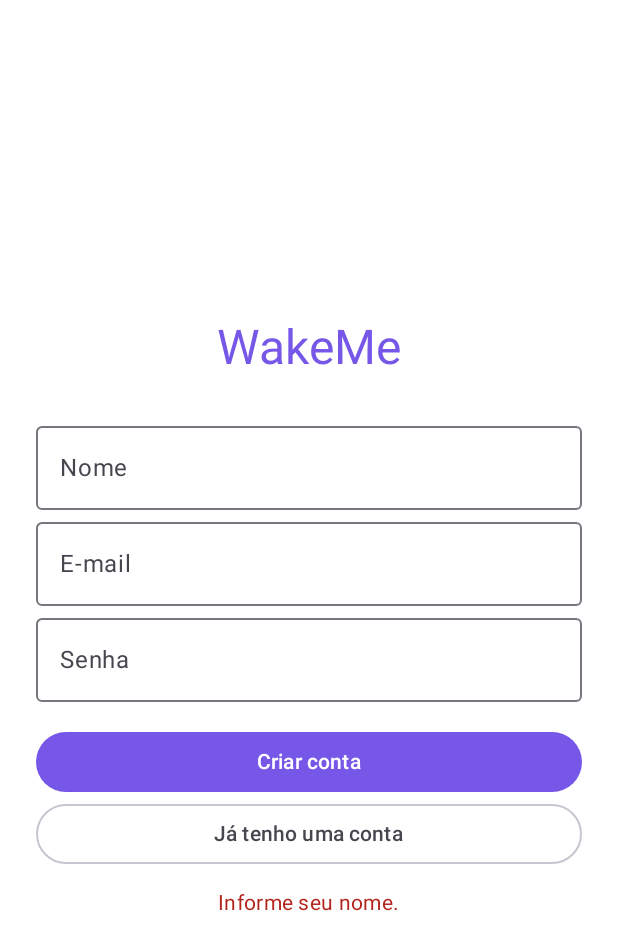
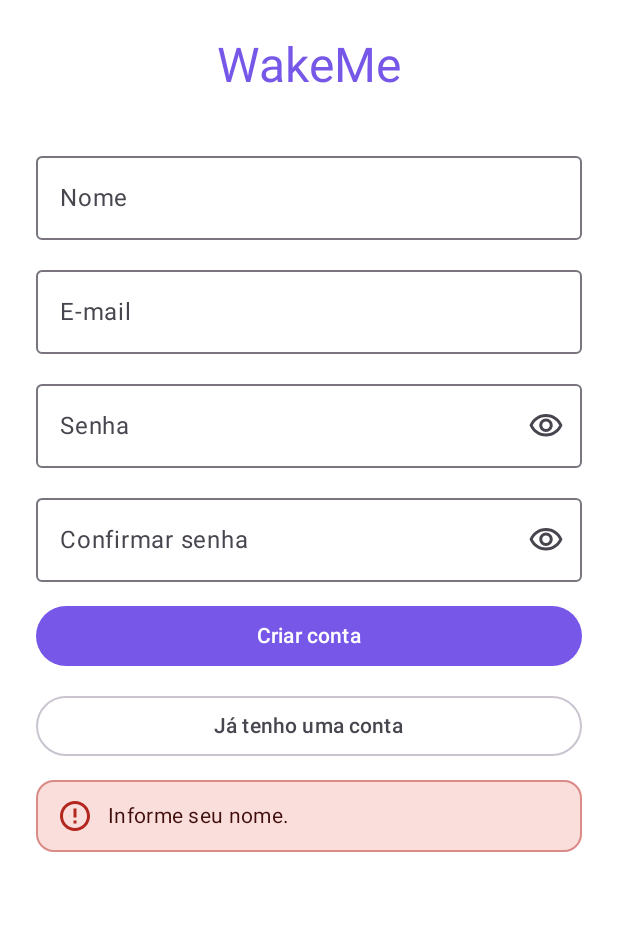
Before and after one commit to giimendonca/WakeMe, an Android app built with Jetpack Compose: the screen it shows after launch (MainActivity), after a tap on "Criar conta", on a phone screen of 412 x 824 dp. Shown: the top 950 px of the screen. Run offline under Robolectric (Android 15) with nearby library versions, the phone set to English and light mode, and no system bars; our stand-ins replace Firebase (no records; nobody signed in at launch, a user with empty details on screens opened directly); 3 other taps on this screen came first.

Commit message:
Implement Firebase authentication and improve auth form

```diff
--- a/app/src/main/java/com/wakeme/app/domain/model/UserProfile.kt
+++ b/app/src/main/java/com/wakeme/app/domain/model/UserProfile.kt
@@ -14,4 +14,5 @@ sealed interface SessionState {
     data object Loading : SessionState
     data object SignedOut : SessionState
     data class SignedIn(val user: AuthUser) : SessionState
+    data class ProfileError(val user: AuthUser, val message: String) : SessionState
 }
--- a/app/src/main/java/com/wakeme/app/ui/screens/auth/AuthScreen.kt
+++ b/app/src/main/java/com/wakeme/app/ui/screens/auth/AuthScreen.kt
@@ -1,58 +1,190 @@
 package com.wakeme.app.ui.screens.auth
 
+import androidx.compose.foundation.BorderStroke
 import androidx.compose.foundation.layout.Arrangement
 import androidx.compose.foundation.layout.Column
+import androidx.compose.foundation.layout.Row
 import androidx.compose.foundation.layout.Spacer
 import androidx.compose.foundation.layout.fillMaxSize
 import androidx.compose.foundation.layout.fillMaxWidth
 import androidx.compose.foundation.layout.height
 import androidx.compose.foundation.layout.padding
+import androidx.compose.foundation.rememberScrollState
+import androidx.compose.foundation.shape.RoundedCornerShape
 import androidx.compose.foundation.text.KeyboardOptions
+import androidx.compose.foundation.verticalScroll
+import androidx.compose.material.icons.Icons
+import androidx.compose.material.icons.outlined.ErrorOutline
+import androidx.compose.material.icons.outlined.Info
+import androidx.compose.material.icons.outlined.Visibility
+import androidx.compose.material.icons.outlined.VisibilityOff
 import androidx.compose.material3.Button
 import androidx.compose.material3.CircularProgressIndicator
+import androidx.compose.material3.Icon
+import androidx.compose.material3.IconButton
 import androidx.compose.material3.MaterialTheme
 import androidx.compose.material3.OutlinedButton
 import androidx.compose.material3.OutlinedTextField
+import androidx.compose.material3.Surface
 import androidx.compose.material3.Text
 import androidx.compose.material3.TextButton
 import androidx.compose.runtime.*
 import androidx.compose.ui.Alignment
 import androidx.compose.ui.Modifier
+import androidx.compose.ui.semantics.LiveRegionMode
+import androidx.compose.ui.semantics.liveRegion
+import androidx.compose.ui.semantics.semantics
 import androidx.compose.ui.text.input.KeyboardType
 import androidx.compose.ui.text.input.PasswordVisualTransformation
+import androidx.compose.ui.text.input.VisualTransformation
 import androidx.compose.ui.unit.dp
 
 @Composable
-fun AuthScreen(busy: Boolean, message: String?, messageIsError: Boolean, onLogin: (String, String) -> Unit,
-               onRegister: (String, String, String) -> Unit, onReset: (String) -> Unit) {
+fun AuthScreen(
+    busy: Boolean,
+    message: String?,
+    messageIsError: Boolean,
+    onLogin: (String, String) -> Unit,
+    onRegister: (String, String, String, String) -> Unit,
+    onReset: (String) -> Unit,
+    onClearMessage: () -> Unit
+) {
     var registering by remember { mutableStateOf(false) }
     var name by remember { mutableStateOf("") }
     var email by remember { mutableStateOf("") }
     var password by remember { mutableStateOf("") }
-    Column(Modifier.fillMaxSize().padding(24.dp), verticalArrangement = Arrangement.Center,
-        horizontalAlignment = Alignment.CenterHorizontally) {
+    var passwordConfirmation by remember { mutableStateOf("") }
+    var passwordVisible by remember { mutableStateOf(false) }
+    var confirmationVisible by remember { mutableStateOf(false) }
+
+    Column(
+        modifier = Modifier.fillMaxSize().verticalScroll(rememberScrollState()).padding(24.dp),
+        verticalArrangement = Arrangement.spacedBy(12.dp),
+        horizontalAlignment = Alignment.CenterHorizontally
+    ) {
         Text("WakeMe", style = MaterialTheme.typography.headlineLarge, color = MaterialTheme.colorScheme.primary)
-        Spacer(Modifier.height(24.dp))
-        if (registering) OutlinedTextField(name, { name = it }, label = { Text("Nome") }, singleLine = true, modifier = Modifier.fillMaxWidth(), enabled = !busy)
-        OutlinedTextField(email, { email = it }, label = { Text("E-mail") }, singleLine = true,
-            keyboardOptions = KeyboardOptions(keyboardType = KeyboardType.Email), modifier = Modifier.fillMaxWidth(), enabled = !busy)
-        OutlinedTextField(password, { password = it }, label = { Text("Senha") }, singleLine = true,
-            visualTransformation = PasswordVisualTransformation(), keyboardOptions = KeyboardOptions(keyboardType = KeyboardType.Password),
-            modifier = Modifier.fillMaxWidth(), enabled = !busy)
-        Spacer(Modifier.height(16.dp))
-        Button(onClick = { if (registering) onRegister(name, email, password) else onLogin(email, password) },
-            enabled = !busy, modifier = Modifier.fillMaxWidth()) {
+        Spacer(Modifier.height(8.dp))
+        if (registering) {
+            OutlinedTextField(
+                value = name,
+                onValueChange = { name = it },
+                label = { Text("Nome") },
+                singleLine = true,
+                modifier = Modifier.fillMaxWidth(),
+                enabled = !busy
+            )
+        }
+        OutlinedTextField(
+            value = email,
+            onValueChange = { email = it },
+            label = { Text("E-mail") },
+            singleLine = true,
+            keyboardOptions = KeyboardOptions(keyboardType = KeyboardType.Email),
+            modifier = Modifier.fillMaxWidth(),
+            enabled = !busy
+        )
+        PasswordField(
+            value = password,
+            onValueChange = { password = it },
+            visible = passwordVisible,
+            onVisibilityChange = { passwordVisible = !passwordVisible },
+            label = "Senha",
+            enabled = !busy
+        )
+        if (registering) {
+            PasswordField(
+                value = passwordConfirmation,
+                onValueChange = { passwordConfirmation = it },
+                visible = confirmationVisible,
+                onVisibilityChange = { confirmationVisible = !confirmationVisible },
+                label = "Confirmar senha",
+                enabled = !busy
+            )
+        }
+        Button(
+            onClick = {
+                if (registering) onRegister(name, email, password, passwordConfirmation)
+                else onLogin(email, password)
+            },
+            enabled = !busy,
+            modifier = Modifier.fillMaxWidth()
+        ) {
             if (busy) CircularProgressIndicator(Modifier.height(20.dp), strokeWidth = 2.dp)
             else Text(if (registering) "Criar conta" else "Entrar")
         }
-        if (!registering) TextButton(onClick = { onReset(email) }, enabled = !busy) { Text("Esqueci minha senha") }
-        OutlinedButton(onClick = { registering = !registering }, enabled = !busy, modifier = Modifier.fillMaxWidth()) {
+        if (!registering) {
+            TextButton(onClick = { onReset(email) }, enabled = !busy) { Text("Esqueci minha senha") }
+        }
+        OutlinedButton(
+            onClick = {
+                registering = !registering
+                passwordVisible = false
+                confirmationVisible = false
+                onClearMessage()
+            },
+            enabled = !busy,
+            modifier = Modifier.fillMaxWidth()
+        ) {
             Text(if (registering) "Já tenho uma conta" else "Criar uma conta")
         }
         if (!message.isNullOrBlank()) {
-            Spacer(Modifier.height(12.dp))
-            Text(message, color = if (messageIsError) MaterialTheme.colorScheme.error else MaterialTheme.colorScheme.primary,
-                style = MaterialTheme.typography.bodyMedium)
+            MessageBanner(message, messageIsError)
         }
     }
 }
+
+@Composable
+private fun PasswordField(
+    value: String,
+    onValueChange: (String) -> Unit,
+    visible: Boolean,
+    onVisibilityChange: () -> Unit,
+    label: String,
+    enabled: Boolean
+) {
+    OutlinedTextField(
+        value = value,
+        onValueChange = onValueChange,
+        label = { Text(label) },
+        singleLine = true,
+        visualTransformation = if (visible) VisualTransformation.None else PasswordVisualTransformation(),
+        keyboardOptions = KeyboardOptions(keyboardType = KeyboardType.Password),
+        trailingIcon = {
+            IconButton(onClick = onVisibilityChange, enabled = enabled) {
+                Icon(
+                    imageVector = if (visible) Icons.Outlined.VisibilityOff else Icons.Outlined.Visibility,
+                    contentDescription = if (visible) "Ocultar $label" else "Mostrar $label"
+                )
+            }
+        },
+        modifier = Modifier.fillMaxWidth(),
+        enabled = enabled
+    )
+}
+
+@Composable
+private fun MessageBanner(message: String, isError: Boolean) {
+    val background = if (isError) MaterialTheme.colorScheme.errorContainer else MaterialTheme.colorScheme.primaryContainer
+    val foreground = if (isError) MaterialTheme.colorScheme.onErrorContainer else MaterialTheme.colorScheme.onPrimaryContainer
+    val iconTint = if (isError) MaterialTheme.colorScheme.error else MaterialTheme.colorScheme.primary
+    Surface(
+        modifier = Modifier.fillMaxWidth().semantics { liveRegion = LiveRegionMode.Polite },
+        shape = RoundedCornerShape(12.dp),
+        color = background,
+        contentColor = foreground,
+        border = BorderStroke(1.dp, iconTint.copy(alpha = 0.45f))
+    ) {
+        Row(
+            modifier = Modifier.fillMaxWidth().padding(horizontal = 14.dp, vertical = 12.dp),
+            horizontalArrangement = Arrangement.spacedBy(10.dp),
+            verticalAlignment = Alignment.CenterVertically
+        ) {
+            Icon(
+                imageVector = if (isError) Icons.Outlined.ErrorOutline else Icons.Outlined.Info,
+                contentDescription = null,
+                tint = iconTint
+            )
+            Text(message, style = MaterialTheme.typography.bodyMedium, color = foreground)
+        }
+    }
+}
```
Also changed, not shown: app/src/main/java/com/wakeme/app/MainActivity.kt (+18 -1 lines), app/src/main/java/com/wakeme/app/data/profile/FirestoreProfileRepository.kt (+37 -9 lines), app/src/main/java/com/wakeme/app/ui/auth/AuthViewModel.kt (+94 -27 lines), 2 other files.
